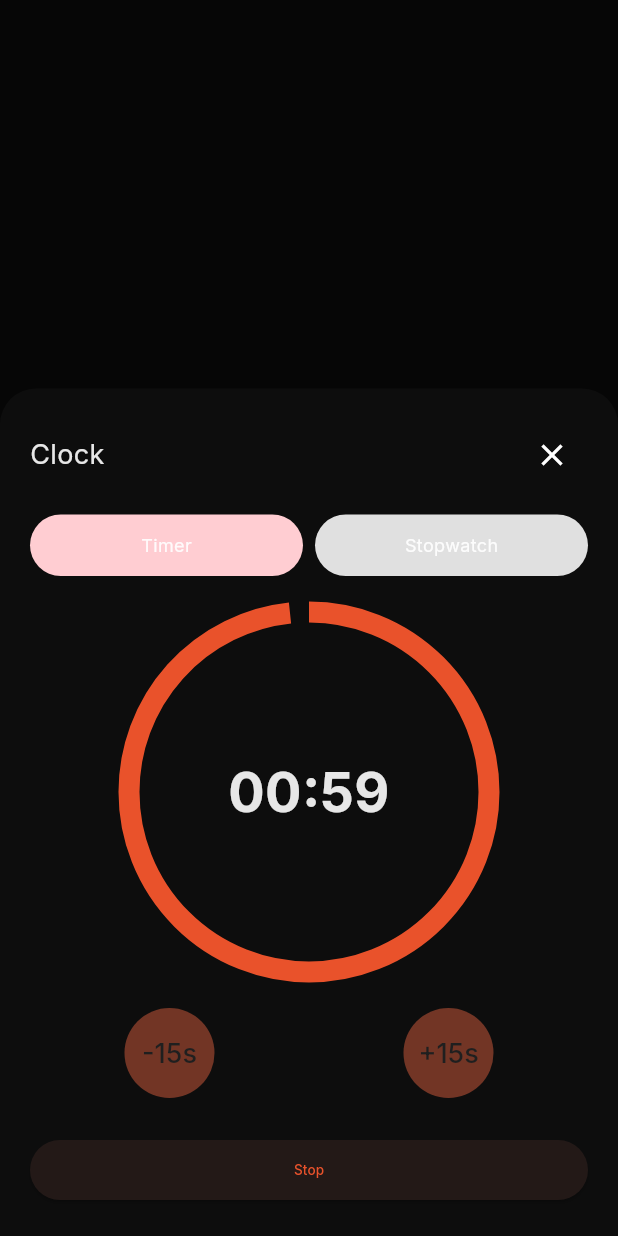
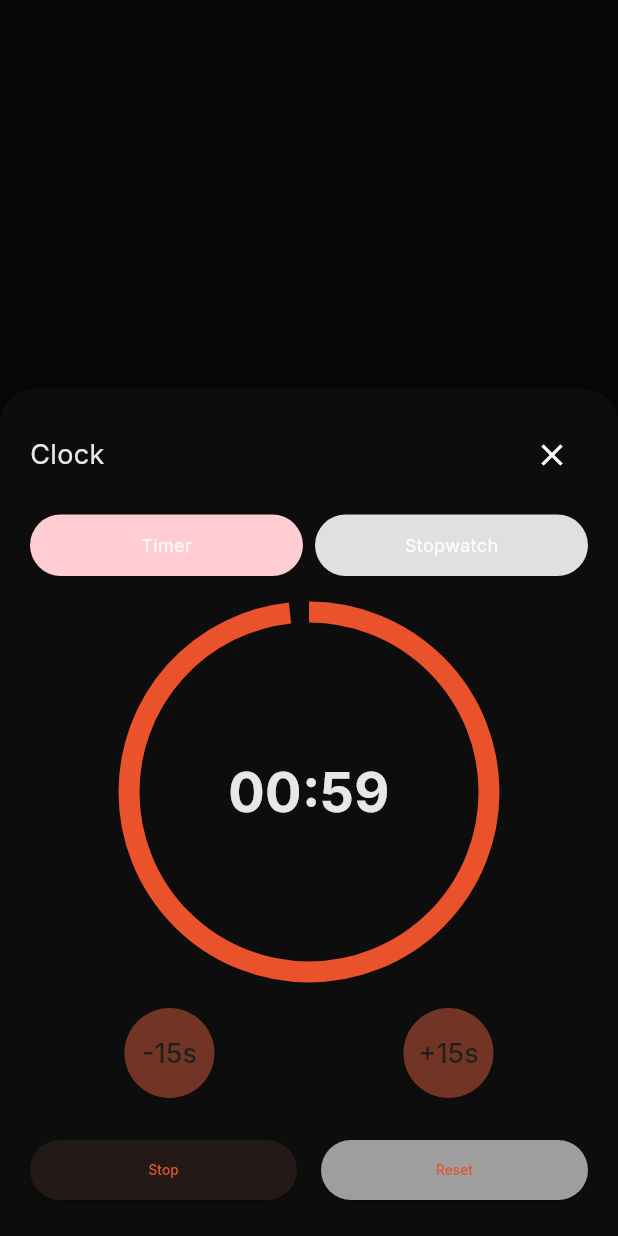
Before and after one commit to devOmedia/custom_flutter_widgets, a Flutter app: what showClockBottomSheet() shows on an empty page, opened directly, after a tap on "Start", on a phone screen of 412 x 824 dp. Run offline on Flutter 3.47's test engine with Material 3 defaults, Android fonts, the phone set to English and light mode, and no system bars; our stand-ins replace get, google_fonts.

Commit message:
reset button

```diff
--- a/lib/clock_bottom_sheet.dart
+++ b/lib/clock_bottom_sheet.dart
@@ -192,14 +192,36 @@ void showClockBottomSheet(BuildContext context) {
               const SizedBox(height: 24),
 
               /// START / STOP
-              SizedBox(
-                width: double.infinity,
-                child: ElevatedButton(
-                  onPressed: controller.isRunning.value
-                      ? controller.stop
-                      : controller.start,
-                  child: Text(controller.isRunning.value ? 'Stop' : 'Start'),
-                ),
+              /// ---------------- START / STOP + RESET ----------------
+              Row(
+                children: [
+                  // Start / Stop button
+                  Expanded(
+                    child: ElevatedButton(
+                      onPressed: controller.isRunning.value
+                          ? controller.stop
+                          : controller.start,
+                      child: Text(
+                        controller.isRunning.value ? 'Stop' : 'Start',
+                      ),
+                    ),
+                  ),
+
+                  const SizedBox(width: 16),
+
+                  // Reset button (only visible when running)
+                  if (controller.isRunning.value)
+                    Expanded(
+                      child: ElevatedButton(
+                        onPressed: controller.reset,
+                        style: ElevatedButton.styleFrom(
+                          backgroundColor:
+                              Colors.grey, // optional: different color
+                        ),
+                        child: const Text('Reset'),
+                      ),
+                    ),
+                ],
               ),
             ],
           ),
```
